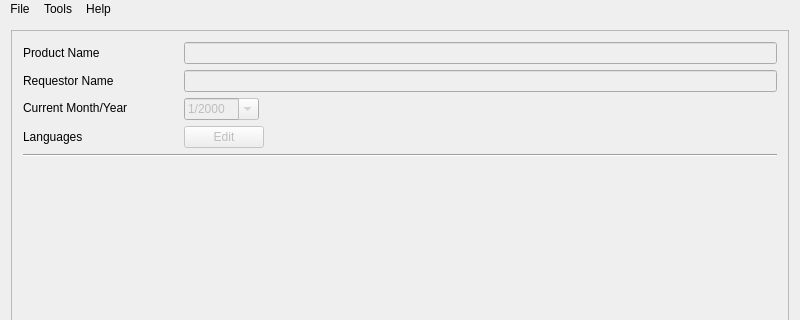
The window that RegulatoryTemplate.ui (daemonangel/Ditaform) describes before a commit, drawn with Qt 5; both pictures show x 0 to 800 and y 0 to 320 of the 800 by 600 pixel window.
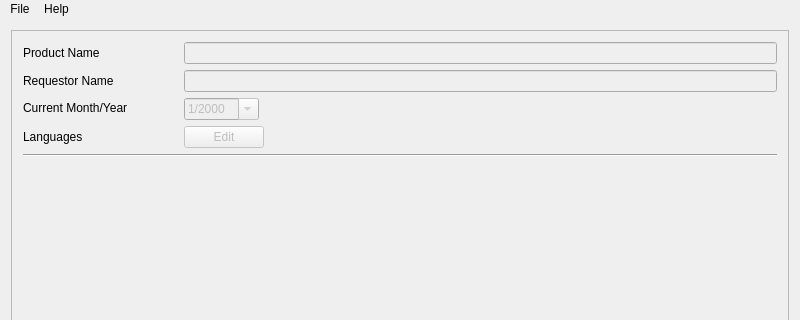
The same window after the commit. Icons and pictures are not drawn.

Commit message: getting data nodes from propRows for checkbox dependencies

What changed in the file:
```diff
--- a/RegulatoryTemplate.ui
+++ b/RegulatoryTemplate.ui
@@ -278,14 +278,7 @@
     <addaction name="separator"/>
     <addaction name="about_menu"/>
    </widget>
-   <widget class="QMenu" name="menuTools">
-    <property name="title">
-     <string>Tools</string>
-    </property>
-    <addaction name="actionExport_Dependencies"/>
-   </widget>
    <addaction name="menuFile"/>
-   <addaction name="menuTools"/>
    <addaction name="menuHelp"/>
   </widget>
   <action name="saveAs_menu">
```
Left out of the diff: 17 changed lines with no effect on the pictures. The commit also changes 5 other files.
